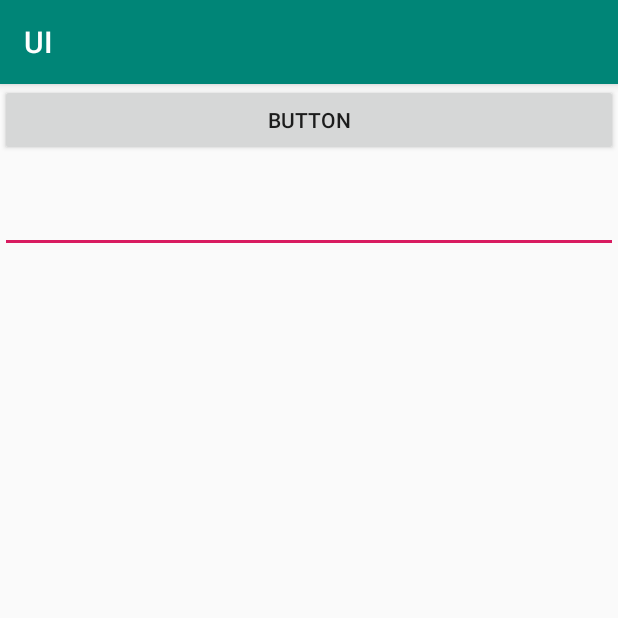
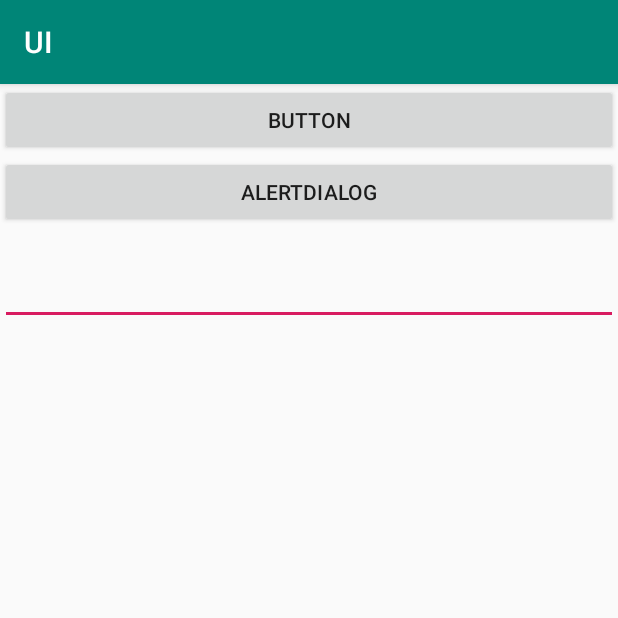
Before and after one commit to tagucode/UI, an Android app: the screen it shows after launch (MainActivity), after a tap on "BUTTON", on a phone screen of 412 x 824 dp, the top half of it. Run offline under Robolectric (Android 15) with nearby library versions, the phone set to English and light mode, and no system bars.

Commit message:
AlertDialogとボタンの連動

```diff
--- a/app/src/main/java/jp/techacademy/satoshi/ui/MainActivity.kt
+++ b/app/src/main/java/jp/techacademy/satoshi/ui/MainActivity.kt
@@ -2,19 +2,54 @@ package jp.techacademy.satoshi.ui
 
 import android.support.v7.app.AppCompatActivity
 import android.os.Bundle
+import android.support.v7.app.AlertDialog
 import android.util.Log
 import android.view.View
 import kotlinx.android.synthetic.main.activity_main.*
 
-class MainActivity : AppCompatActivity() {
+class MainActivity : AppCompatActivity(), View.OnClickListener {
 
     override fun onCreate(savedInstanceState: Bundle?) {
         super.onCreate(savedInstanceState)
         setContentView(R.layout.activity_main)
 
-        button1.setOnClickListener{
-            textView.text = editText.text.toString()
+        button1.setOnClickListener(this)
+        button2.setOnClickListener(this)
         }
 
+    override fun onClick(v: View) {
+        if (v.id == R.id.button1) {
+            textView.text = editText.text.toString()
+        } else if (v.id == R.id.button2) {
+            showAlertDialog()
+        }
+    }
+
+    private fun showAlertDialog(){
+        // AlertDigalog.Builderクラスを使ってAlertDialogの準備をする
+        val alertDialogbuilder = AlertDialog.Builder(this)
+        alertDialogbuilder.setTitle("タイトル")
+        alertDialogbuilder.setMessage("メッセージ")
+
+        //肯定ボタンに表示される文字列、押したときのリスナーを設定する
+        alertDialogbuilder.setPositiveButton("肯定"){digalog, which ->
+            Log.d("UI_PARTS", "肯定ボタン")
+        }
+
+        //中立ボタンに表示される文字列、押したときのリスナーを設定する
+        //使わない引数の場合は「_」と記述するのがkotlinの練習
+        alertDialogbuilder.setNeutralButton("中立"){_,_ ->
+            Log.d("UI_PARTS", "中立ボタン")
+        }
+
+        //否定ボタンに表示される文字列、押したときのリスナーを設定する
+        alertDialogbuilder.setNegativeButton("否定"){_,_ ->
+            Log.d("UI_PARTS","否定ボタン")
+
+        }
+
+        //AlertDialogを作成して表示する
+        val alertDialog = alertDialogbuilder.create()
+        alertDialog.show()
     }
 }
--- a/app/src/main/res/layout/activity_main.xml
+++ b/app/src/main/res/layout/activity_main.xml
@@ -11,6 +11,12 @@
         android:text="BUTTON"
         android:id="@+id/button1"/>
 
+    <Button
+        android:layout_width="match_parent"
+        android:layout_height="wrap_content"
+        android:text="AlertDialog"
+        android:id="@+id/button2"/>
+
     <TextView
         android:layout_width="wrap_content"
         android:layout_height="wrap_content"
@@ -20,7 +26,7 @@
     <EditText
         android:layout_width="match_parent"
         android:layout_height="wrap_content"
-        android:id="@+id/editText"/>
+        android:id="@+id/editText" />
 
 
 </LinearLayout>
```
